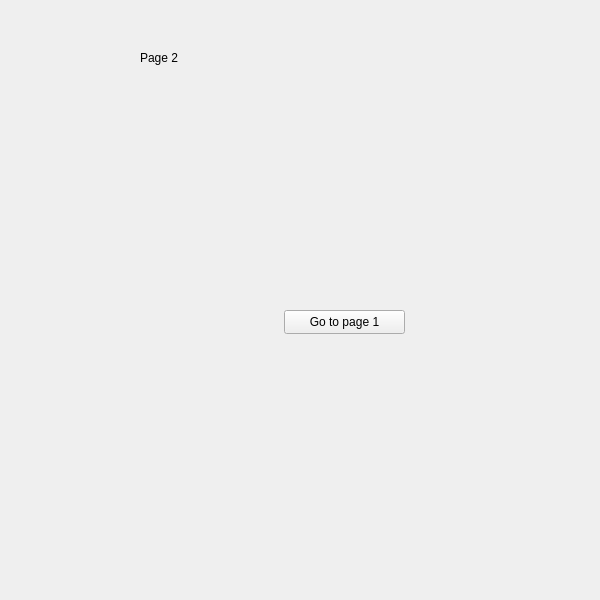
This is DCHLS-Server/MainWindow.ui in Noscka/NosNet as Qt 5 draws it before an edit. The edited form follows.
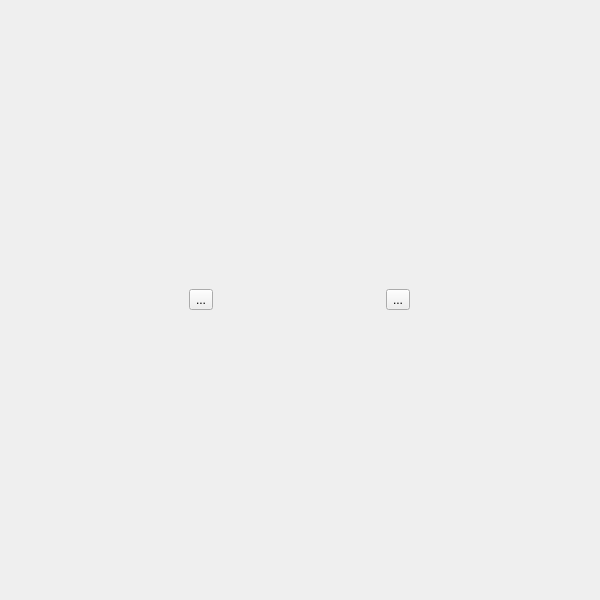
This is the edited form. The open tabs and pages were chosen to show the change.

Commit message: GUI can now log into DNICC host with a username, now need to implement chat feed and chat sending

What changed in the file:
```diff
--- a/DCHLS-Server/MainWindow.ui
+++ b/DCHLS-Server/MainWindow.ui
@@ -14,15 +14,9 @@
    <string>MainWindow</string>
   </property>
   <widget class="QWidget" name="centralWidget">
+   <layout class="QVBoxLayout" name="verticalLayout">
+    <item>
    <widget class="QStackedWidget" name="stackedWidget">
-    <property name="geometry">
-     <rect>
-      <x>0</x>
-      <y>0</y>
-      <width>600</width>
-      <height>600</height>
-     </rect>
-    </property>
     <property name="currentIndex">
      <number>0</number>
     </property>
@@ -55,34 +49,26 @@
      </widget>
     </widget>
     <widget class="QWidget" name="page_2">
-     <widget class="QPushButton" name="pushButton_P2">
-      <property name="geometry">
-       <rect>
-        <x>284</x>
-        <y>310</y>
-        <width>121</width>
-        <height>24</height>
-       </rect>
-      </property>
+       <layout class="QGridLayout" name="gridLayout">
+        <item row="0" column="0">
+         <widget class="QToolButton" name="toolButton">
       <property name="text">
-       <string>Go to page 1</string>
-      </property>
-     </widget>
-     <widget class="QLabel" name="label_2">
-      <property name="geometry">
-       <rect>
-        <x>140</x>
-        <y>50</y>
-        <width>49</width>
-        <height>16</height>
-       </rect>
-      </property>
+           <string>...</string>
+          </property>
+         </widget>
+        </item>
+        <item row="0" column="1">
+         <widget class="QToolButton" name="toolButton_2">
       <property name="text">
-       <string>Page 2</string>
-      </property>
-     </widget>
-    </widget>
-   </widget>
+           <string>...</string>
+          </property>
+         </widget>
+        </item>
+       </layout>
+      </widget>
+     </widget>
+    </item>
+   </layout>
   </widget>
  </widget>
  <layoutdefault spacing="6" margin="11"/>
```
Left out of the diff: 33 changed lines with no effect on the pictures. Lines whose indentation alone changed are shown as unchanged. The commit also changes 6 other files.
